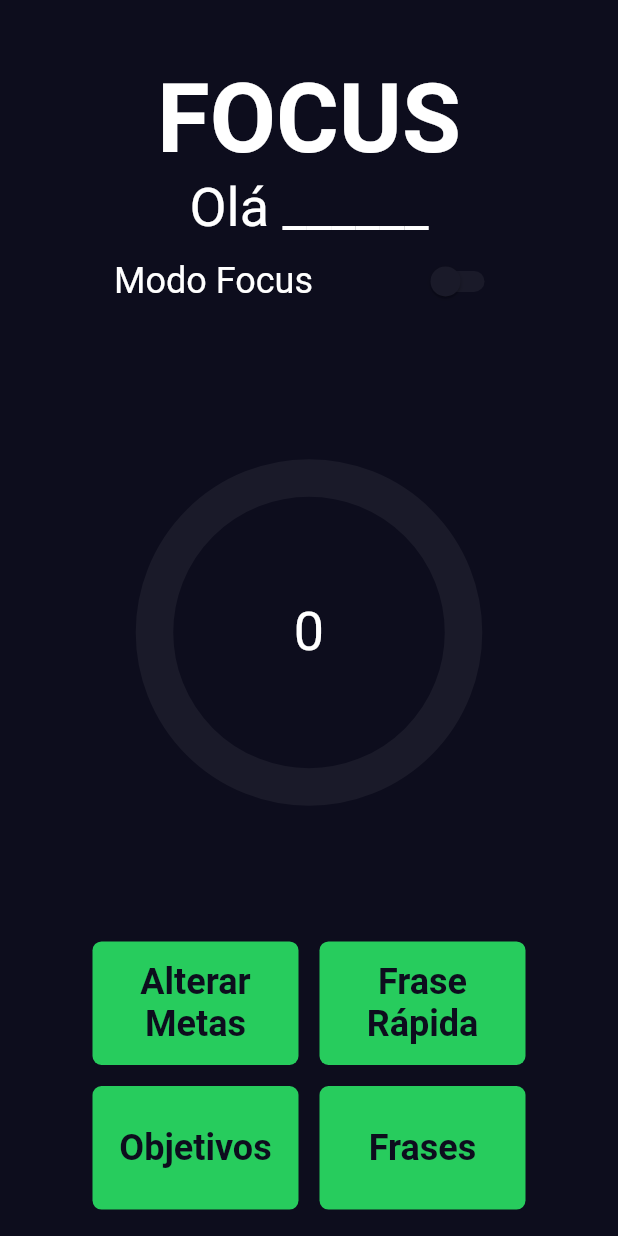
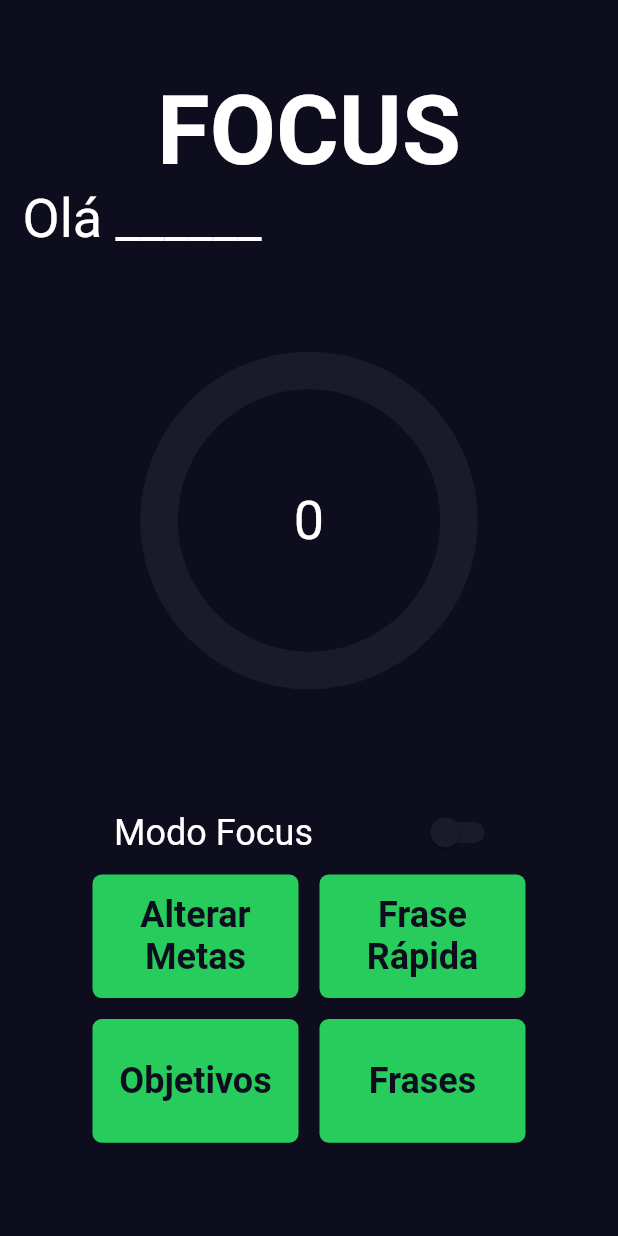
Before and after one commit to focus-ages/frontend, a Flutter app: the screen it shows after launch, on a phone screen of 412 x 824 dp. Run offline on Flutter 3.47's test engine with Material 2 defaults, Android fonts, the phone set to English and light mode, and no system bars; drawn by our look-alikes of circular_countdown_timer.

Commit message:
Logo Centralizada com o 'ola___' na esquerda

```diff
--- a/lib/components/countdown_timer.dart
+++ b/lib/components/countdown_timer.dart
@@ -1,3 +1,5 @@
+import 'dart:convert';
+
 import 'package:circular_countdown_timer/circular_countdown_timer.dart';
 import 'package:flutter/material.dart';
 
@@ -14,9 +16,13 @@ class _CountdownTimerState extends State<CountdownTimer> {
   final int _duration=10;
   @override
   Widget build(BuildContext context) {
-    return CircularCountDownTimer(
-      width: MediaQuery.of(context).size.width / 2,
-      height: MediaQuery.of(context).size.height / 2,
+    return Padding(
+      padding: const EdgeInsets.only(top:80.0,bottom: 80.0),
+      child: CircularCountDownTimer(
+        //width: MediaQuery.of(context).size.width / 2,
+        //height: MediaQuery.of(context).size.height / 2,
+        width:200,
+        height:200,
         duration: _duration,
         fillColor: ColorPattern.green,
         ringColor: ColorPattern.darkCard,
@@ -36,6 +42,7 @@ class _CountdownTimerState extends State<CountdownTimer> {
           fontSize: 36,
           color: Colors.white,
         ),
+      ),
     );
   }
 }
--- a/lib/view/home/home_view.dart
+++ b/lib/view/home/home_view.dart
@@ -18,30 +18,29 @@ class _HomePageState extends State<HomePage> {
   Widget build(BuildContext context) {
     return Scaffold(
       backgroundColor: ColorPattern.darkMode,
-      body: Center(
+      body: Column(
+        crossAxisAlignment: CrossAxisAlignment.start,
+        children: [
+          const Padding(padding: EdgeInsets.all(25.0)),
+          const Center(child: LogoFocus()),
+          // ignore: prefer_const_constructors
+          Padding(
+            padding: const EdgeInsets.only(left: 15.0),
+            child: const Text('Olá ______',
+                textAlign: TextAlign.left,
+                style: TextStyle(fontSize: 36, color: Colors.white)),
+          ),
+          Center(
               child: Column(
             mainAxisSize: MainAxisSize.min,
             children: [
-          const Padding(padding: EdgeInsets.only(top: 25.0)),
-          const LogoFocus(),
-          const Text(
-            'Olá ______',
-            textAlign: TextAlign.left,
-            style: TextStyle(
-              fontSize: 36,
-              color: Colors.white
-
-          )),
+              const CountdownTimer(),
               const Switchbutton(),
-          const CountdownTimer(),
               Row(
                 mainAxisAlignment: MainAxisAlignment.center,
                 children: [
                   CustomButton(
-
-                onPressed: () {
-
-                },
+                    onPressed: () {},
                     title: const Text(
                       "Alterar Metas",
                       textAlign: TextAlign.center,
@@ -54,9 +53,7 @@ class _HomePageState extends State<HomePage> {
                   ),
                   const Padding(padding: EdgeInsets.all(7.0)),
                   CustomButton(
-                onPressed: () {
-
-                },
+                    onPressed: () {},
                     title: const Text(
                       "Frase Rápida",
                       textAlign: TextAlign.center,
@@ -74,9 +71,7 @@ class _HomePageState extends State<HomePage> {
                 mainAxisAlignment: MainAxisAlignment.center,
                 children: [
                   CustomButton(
-                onPressed: () {
-
-                },
+                    onPressed: () {},
                     title: const Text(
                       "Objetivos",
                       textAlign: TextAlign.center,
@@ -89,9 +84,7 @@ class _HomePageState extends State<HomePage> {
                   ),
                   const Padding(padding: EdgeInsets.all(7.0)),
                   CustomButton(
-                onPressed: () {
-
-                },
+                    onPressed: () {},
                     title: const Text(
                       "Frases",
                       textAlign: TextAlign.center,
@@ -106,6 +99,8 @@ class _HomePageState extends State<HomePage> {
               )
             ],
           )),
+        ],
+      ),
     );
   }
 }
```
Lines whose indentation alone changed are shown as unchanged.
